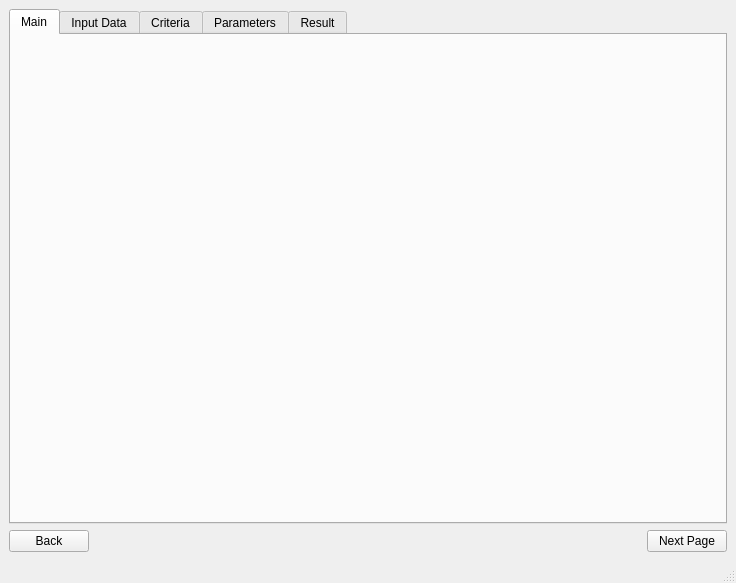
This is mainwindow.ui in Firyst/GeneticTimetables as Qt 5 draws it before an edit. The edited form follows.
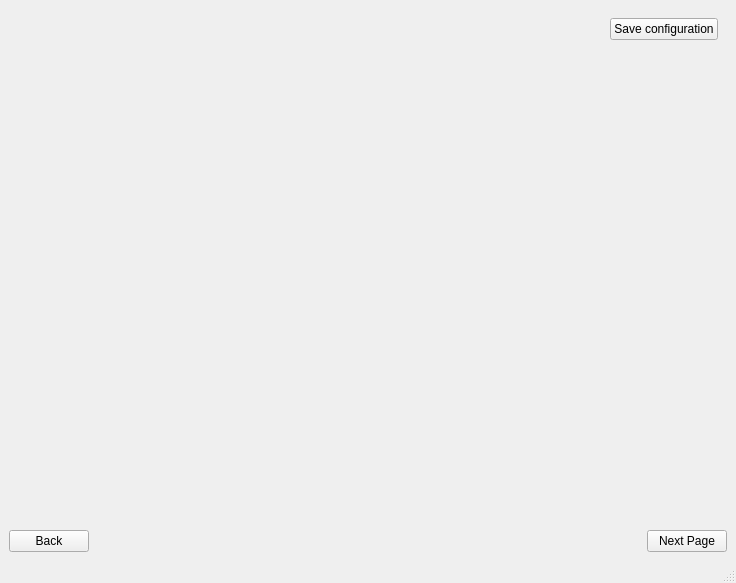
This is the edited form. The open tabs and pages were chosen to show the change.

What changed in the file:
```diff
--- a/mainwindow.ui
+++ b/mainwindow.ui
@@ -16,24 +16,15 @@
   <widget class="QWidget" name="centralwidget">
    <layout class="QVBoxLayout" name="verticalLayout">
     <item>
-     <widget class="QTabWidget" name="tabWidget">
-      <property name="currentIndex">
-       <number>0</number>
-      </property>
-      <widget class="QWidget" name="tabMain">
-       <attribute name="title">
-        <string>Main</string>
-       </attribute>
+     <widget class="QStackedWidget" name="tabWidget">
+      <widget class="QWidget" name="stackedWidgetPage1">
        <layout class="QVBoxLayout" name="verticalLayout_3">
         <item>
          <layout class="QVBoxLayout" name="mainLayout"/>
         </item>
        </layout>
       </widget>
-      <widget class="QWidget" name="tabInputData">
-       <attribute name="title">
-        <string>Input Data</string>
-       </attribute>
+      <widget class="QWidget" name="stackedWidgetPage2">
        <layout class="QVBoxLayout" name="verticalLayout_5">
         <item>
          <layout class="QHBoxLayout" name="horizontalLayout_6">
@@ -83,10 +74,7 @@
         </item>
        </layout>
       </widget>
-      <widget class="QWidget" name="tabCriteria">
-       <attribute name="title">
-        <string>Criteria</string>
-       </attribute>
+      <widget class="QWidget" name="stackedWidgetPage3">
        <layout class="QVBoxLayout" name="verticalLayout_6">
         <item>
          <layout class="QVBoxLayout" name="criteriaLayout">
@@ -97,20 +85,57 @@
         </item>
        </layout>
       </widget>
-      <widget class="QWidget" name="tabParameters">
-       <attribute name="title">
-        <string>Parameters</string>
-       </attribute>
+      <widget class="QWidget" name="stackedWidgetPage4">
        <layout class="QVBoxLayout" name="verticalLayout_9">
         <item>
          <layout class="QVBoxLayout" name="layoutParameters"/>
         </item>
        </layout>
       </widget>
-      <widget class="QWidget" name="tabResult">
-       <attribute name="title">
-        <string>Result</string>
-       </attribute>
+      <widget class="QWidget" name="stackedWidgetPage5">
+       <layout class="QVBoxLayout" name="verticalLayout_4">
+        <item>
+         <layout class="QVBoxLayout" name="verticalLayout_2">
+          <item>
+           <layout class="QHBoxLayout" name="horizontalLayout_2">
+            <item>
+             <spacer name="horizontalSpacer_4">
+              <property name="orientation">
+               <enum>Qt::Horizontal</enum>
+              </property>
+              <property name="sizeHint" stdset="0">
+               <size>
+                <width>40</width>
+                <height>20</height>
+               </size>
+              </property>
+             </spacer>
+            </item>
+            <item>
+             <widget class="QPushButton" name="saveConfigurationButton">
+              <property name="text">
+               <string>Save configuration</string>
+              </property>
+             </widget>
+            </item>
+           </layout>
+          </item>
+          <item>
+           <spacer name="verticalSpacer">
+            <property name="orientation">
+             <enum>Qt::Vertical</enum>
+            </property>
+            <property name="sizeHint" stdset="0">
+             <size>
+              <width>20</width>
+              <height>40</height>
+             </size>
+            </property>
+           </spacer>
+          </item>
+         </layout>
+        </item>
+       </layout>
       </widget>
      </widget>
     </item>
```
Left out of the diff: 86 changed lines with no effect on the pictures.
